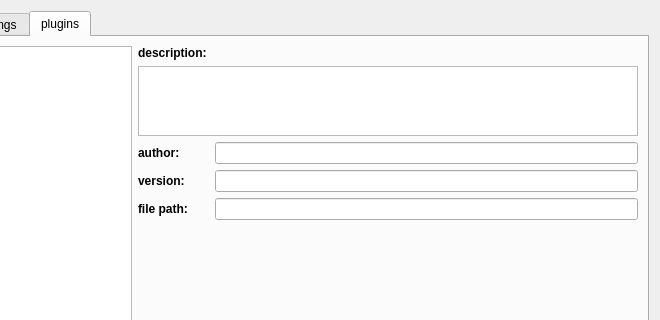
Old version of the form ui/settingsdialog.ui in the repository OpenIndy/OpenIndy; both pictures show x 140 to 800 and y 0 to 320 of the 800 by 600 pixel window.
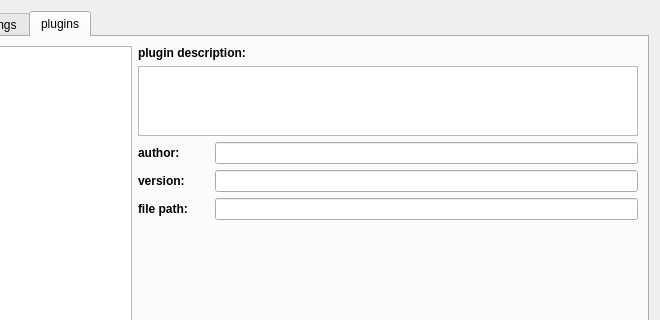
New version of the form. Icons and pictures are not drawn.

What changed in the file:
```diff
--- a/ui/settingsdialog.ui
+++ b/ui/settingsdialog.ui
@@ -314,7 +314,7 @@
                   </font>
                  </property>
                  <property name="text">
-                  <string>description:</string>
+                  <string>plugin description:</string>
                  </property>
                 </widget>
                </item>
```
Left out of the diff: 21 changed lines with no effect on the pictures.
